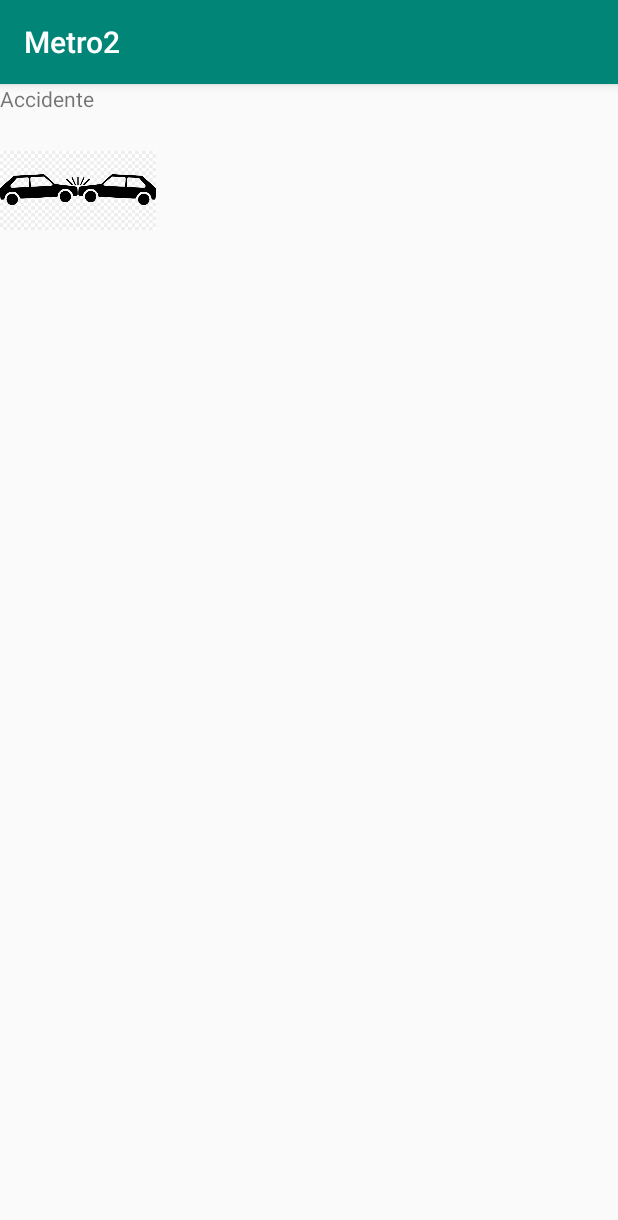
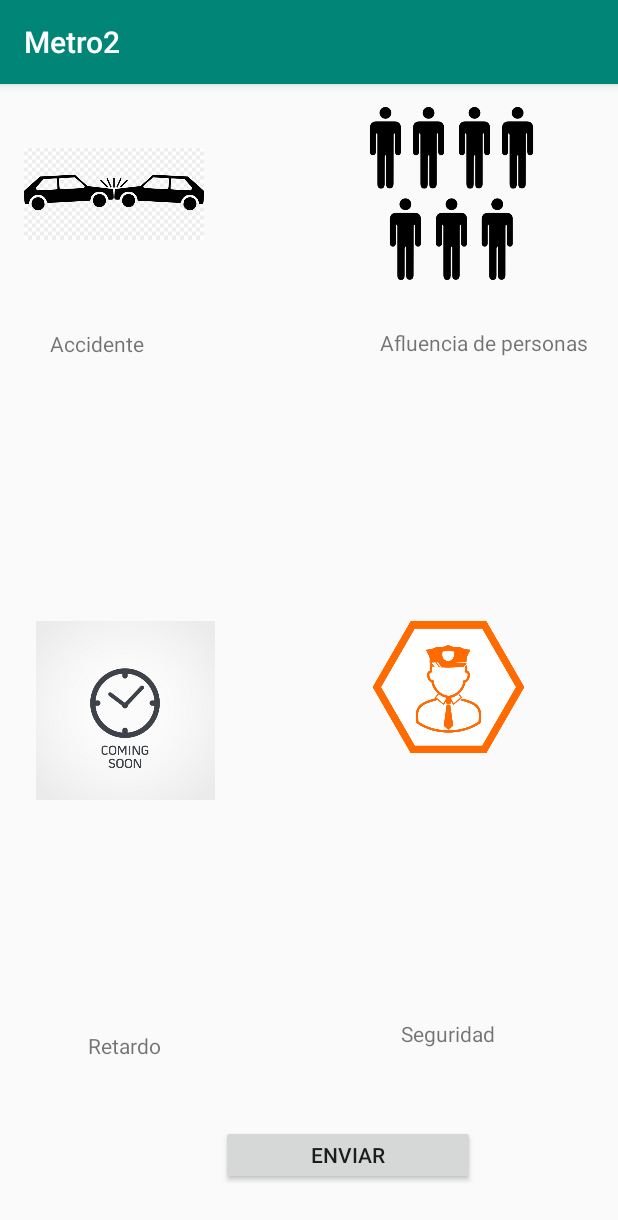
Before and after one commit to Fprietod/appmetro, an Android app: the Main3Activity screen opened directly, with no data from a screen before it, on a phone screen of 412 x 824 dp. Shown: the top 1220 px of the screen. Run offline under Robolectric (Android 15) with nearby library versions, the phone set to English and light mode, and no system bars.

Commit message:
Agregue nueva pantalla

```diff
--- a/app/src/main/res/layout/activity_main3.xml
+++ b/app/src/main/res/layout/activity_main3.xml
@@ -9,17 +9,114 @@
 
     <ImageView
         android:id="@+id/imageView5"
-        android:layout_width="104dp"
-        android:layout_height="142dp"
-        app:srcCompat="@drawable/accidente"
-        tools:layout_editor_absoluteX="16dp"
-        tools:layout_editor_absoluteY="2dp" />
+        android:layout_width="0dp"
+        android:layout_height="0dp"
+        android:layout_marginStart="16dp"
+        android:layout_marginLeft="16dp"
+        android:layout_marginTop="2dp"
+        android:layout_marginEnd="105dp"
+        android:layout_marginRight="105dp"
+        android:layout_marginBottom="19dp"
+        app:layout_constraintBottom_toTopOf="@+id/textView4"
+        app:layout_constraintEnd_toStartOf="@+id/imageView6"
+        app:layout_constraintStart_toStartOf="parent"
+        app:layout_constraintTop_toTopOf="parent"
+        app:srcCompat="@drawable/accidente" />
 
     <TextView
         android:id="@+id/textView4"
         android:layout_width="wrap_content"
         android:layout_height="wrap_content"
+        android:layout_marginStart="17dp"
+        android:layout_marginLeft="17dp"
+        android:layout_marginTop="163dp"
         android:text="Accidente"
-        tools:layout_editor_absoluteX="33dp"
-        tools:layout_editor_absoluteY="163dp" />
+        app:layout_constraintStart_toStartOf="@+id/imageView5"
+        app:layout_constraintTop_toTopOf="parent" />
+
+    <ImageView
+        android:id="@+id/imageView6"
+        android:layout_width="0dp"
+        android:layout_height="0dp"
+        android:layout_marginTop="13dp"
+        android:layout_marginEnd="51dp"
+        android:layout_marginRight="51dp"
+        android:layout_marginBottom="13dp"
+        app:layout_constraintBottom_toBottomOf="@+id/imageView5"
+        app:layout_constraintEnd_toEndOf="parent"
+        app:layout_constraintStart_toEndOf="@+id/imageView5"
+        app:layout_constraintTop_toTopOf="@+id/imageView5"
+        app:srcCompat="@drawable/muchaspersonas" />
+
+    <TextView
+        android:id="@+id/textView5"
+        android:layout_width="wrap_content"
+        android:layout_height="wrap_content"
+        android:layout_marginTop="32dp"
+        android:layout_marginEnd="20dp"
+        android:layout_marginRight="20dp"
+        android:text="Afluencia de personas"
+        app:layout_constraintEnd_toEndOf="parent"
+        app:layout_constraintTop_toBottomOf="@+id/imageView6" />
+
+    <ImageView
+        android:id="@+id/imageView7"
+        android:layout_width="0dp"
+        android:layout_height="119dp"
+        android:layout_marginStart="16dp"
+        android:layout_marginLeft="16dp"
+        android:layout_marginTop="47dp"
+        android:layout_marginEnd="81dp"
+        android:layout_marginRight="81dp"
+        android:layout_marginBottom="46dp"
+        app:layout_constraintBottom_toBottomOf="@+id/textView6"
+        app:layout_constraintEnd_toStartOf="@+id/imageView9"
+        app:layout_constraintStart_toStartOf="parent"
+        app:layout_constraintTop_toBottomOf="@+id/textView4"
+        app:srcCompat="@drawable/logoreloj" />
+
+    <TextView
+        android:id="@+id/textView6"
+        android:layout_width="wrap_content"
+        android:layout_height="wrap_content"
+        android:layout_marginBottom="43dp"
+        android:text="Retardo"
+        app:layout_constraintBottom_toTopOf="@+id/idReportar"
+        app:layout_constraintEnd_toEndOf="@+id/imageView7"
+        app:layout_constraintStart_toStartOf="@+id/imageView7" />
+
+    <ImageView
+        android:id="@+id/imageView9"
+        android:layout_width="0dp"
+        android:layout_height="90dp"
+        android:layout_marginTop="66dp"
+        android:layout_marginEnd="46dp"
+        android:layout_marginRight="46dp"
+        android:layout_marginBottom="67dp"
+        app:layout_constraintBottom_toBottomOf="@+id/textView7"
+        app:layout_constraintEnd_toEndOf="parent"
+        app:layout_constraintStart_toEndOf="@+id/imageView7"
+        app:layout_constraintTop_toTopOf="@+id/textView5"
+        app:srcCompat="@drawable/guardia" />
+
+    <TextView
+        android:id="@+id/textView7"
+        android:layout_width="wrap_content"
+        android:layout_height="wrap_content"
+        android:layout_marginBottom="51dp"
+        android:text="Seguridad"
+        app:layout_constraintBottom_toTopOf="@+id/idReportar"
+        app:layout_constraintEnd_toEndOf="@+id/imageView9"
+        app:layout_constraintStart_toStartOf="@+id/imageView9" />
+
+    <Button
+        android:id="@+id/idReportar"
+        android:layout_width="169dp"
+        android:layout_height="40dp"
+        android:layout_marginEnd="95dp"
+        android:layout_marginRight="95dp"
+        android:layout_marginBottom="34dp"
+        android:text="Enviar"
+        app:layout_constraintBottom_toBottomOf="parent"
+        app:layout_constraintEnd_toEndOf="parent" />
 </android.support.constraint.ConstraintLayout>
```
Also changed, not shown: app/src/main/res/drawable/guardia.png (added), app/src/main/res/drawable/logoreloj.jpg (added), app/src/main/res/drawable/muchaspersonas.png (added).
